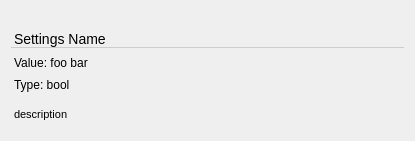
Old version of the form python/tank/platform/qt/item.ui in the repository shotgunsoftware/tk-core.
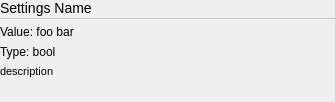
New version of the form.

Commit message: For #25697 - Fixed Tk dialog so that UI's aren't oversized in 3ds Max Previously the layout of the widgets in the configuration panel would cause the minimum size of a Toolkit dialog to be too large!

```diff
--- a/python/tank/platform/qt/item.ui
+++ b/python/tank/platform/qt/item.ui
@@ -6,8 +6,8 @@
    <rect>
     <x>0</x>
     <y>0</y>
-    <width>415</width>
-    <height>141</height>
+    <width>335</width>
+    <height>102</height>
    </rect>
   </property>
   <property name="sizePolicy">
@@ -19,7 +19,15 @@
   <property name="windowTitle">
    <string>Form</string>
   </property>
-  <layout class="QVBoxLayout" name="verticalLayout">
+  <layout class="QVBoxLayout" name="verticalLayout" stretch="0,0,0,0,1">
+   <property name="margin">
+    <number>0</number>
+   </property>
+   <item>
+    <layout class="QVBoxLayout" name="verticalLayout_2">
+     <property name="spacing">
+      <number>0</number>
+     </property>
    <item>
     <widget class="QLabel" name="name">
      <property name="sizePolicy">
@@ -29,23 +37,33 @@
       </sizepolicy>
      </property>
      <property name="styleSheet">
-      <string notr="true">font-size: 14px;
-border: none;
+        <string notr="true">font-size: 14px;</string>
+       </property>
+       <property name="text">
+        <string>Settings Name</string>
+       </property>
+       <property name="alignment">
+        <set>Qt::AlignLeading|Qt::AlignLeft|Qt::AlignVCenter</set>
+       </property>
+       <property name="wordWrap">
+        <bool>true</bool>
+       </property>
+      </widget>
+     </item>
+     <item>
+      <widget class="Line" name="line">
+       <property name="styleSheet">
+        <string notr="true">border: none;
 border-bottom-color: rgba(150,150,150,100);
 border-bottom-width: 1px;
-border-bottom-style: solid;
-margin-top: 20px;</string>
-     </property>
-     <property name="text">
-      <string>Settings Name</string>
-     </property>
-     <property name="alignment">
-      <set>Qt::AlignLeading|Qt::AlignLeft|Qt::AlignVCenter</set>
-     </property>
-     <property name="wordWrap">
-      <bool>true</bool>
-     </property>
-    </widget>
+border-bottom-style: solid;</string>
+       </property>
+       <property name="orientation">
+        <enum>Qt::Horizontal</enum>
+       </property>
+      </widget>
+     </item>
+    </layout>
    </item>
    <item>
     <widget class="QLabel" name="value">
@@ -56,8 +74,7 @@
       </sizepolicy>
      </property>
      <property name="styleSheet">
-      <string notr="true">font-size: 12px;
-margin-top: 2px;</string>
+      <string notr="true">font-size: 12px;</string>
      </property>
      <property name="text">
       <string>Value: foo bar</string>
@@ -79,8 +96,7 @@
       </sizepolicy>
      </property>
      <property name="styleSheet">
-      <string notr="true">font-size: 12px;
-margin-top: 2px;</string>
+      <string notr="true">font-size: 12px;</string>
      </property>
      <property name="text">
       <string>Type: bool</string>
@@ -96,7 +112,7 @@
    <item>
     <widget class="QLabel" name="description">
      <property name="styleSheet">
-      <string notr="true">font-size: 11px; margin-top: 2px</string>
+      <string notr="true">font-size: 11px;</string>
      </property>
      <property name="text">
       <string>&lt;!DOCTYPE HTML PUBLIC &quot;-//W3C//DTD HTML 4.0//EN&quot; &quot;http://www.w3.org/TR/REC-html40/strict.dtd&quot;&gt;
@@ -116,6 +132,19 @@
      </property>
     </widget>
    </item>
+   <item>
+    <spacer name="verticalSpacer">
+     <property name="orientation">
+      <enum>Qt::Vertical</enum>
+     </property>
+     <property name="sizeHint" stdset="0">
+      <size>
+       <width>20</width>
+       <height>0</height>
+      </size>
+     </property>
+    </spacer>
+   </item>
   </layout>
  </widget>
  <resources>
```
Lines whose indentation alone changed are shown as unchanged. The commit also changes 3 other files.
